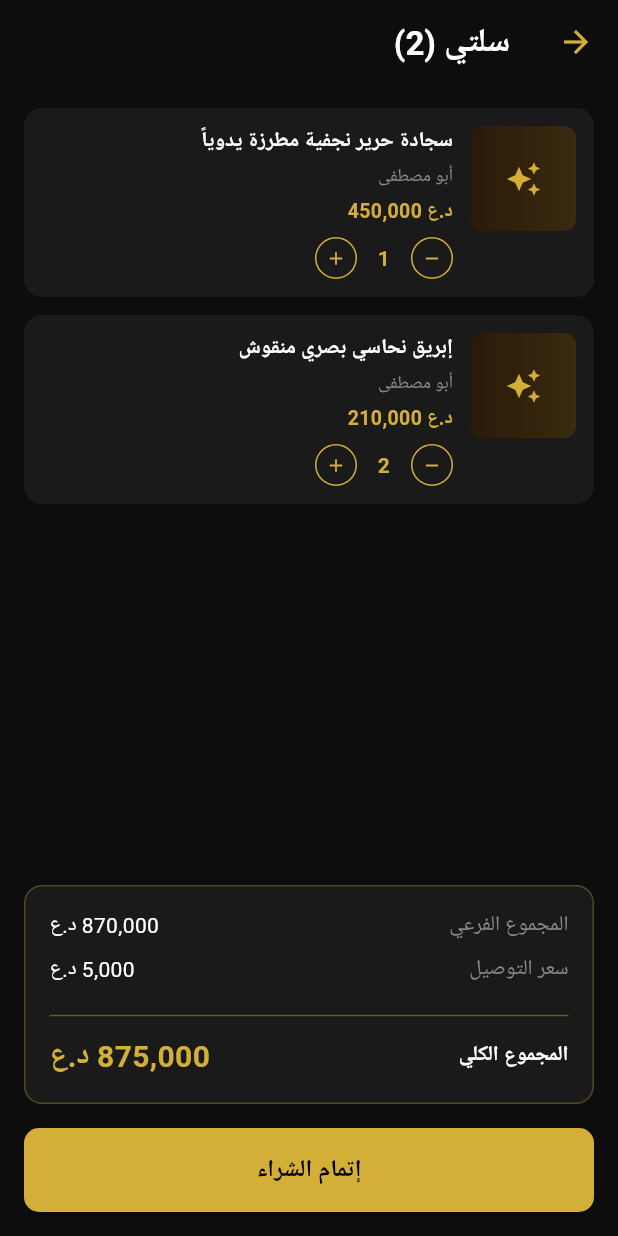
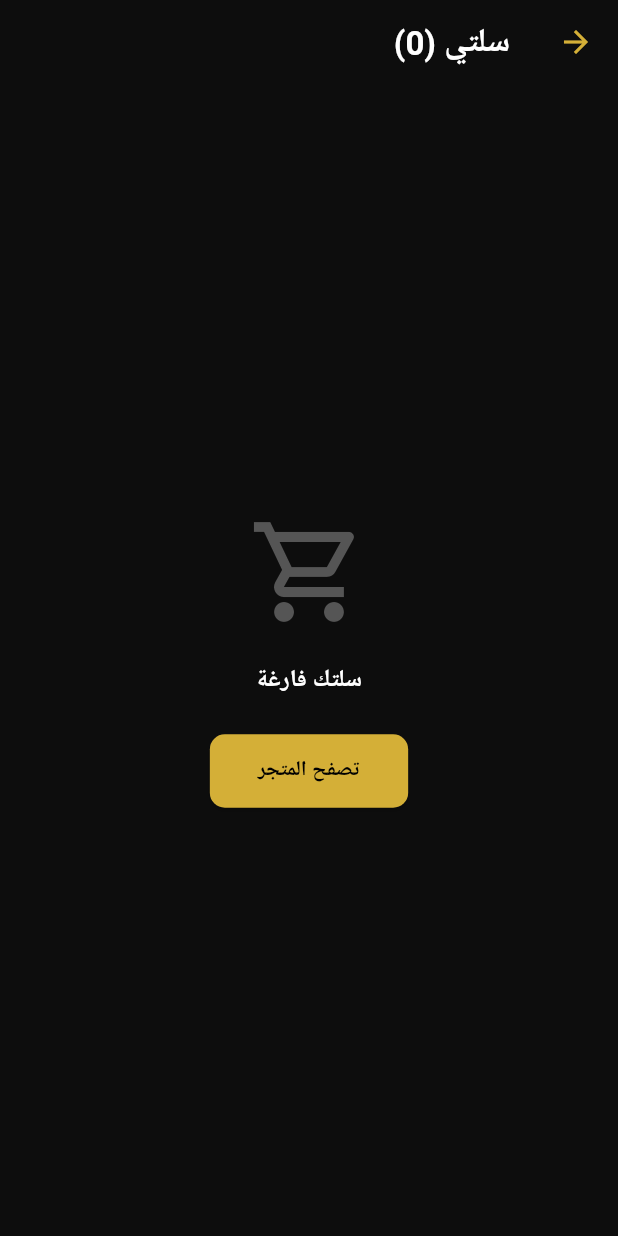
Before and after one commit to btar457/AL_HIRFA, a Flutter app: the CartScreen screen opened directly, on a phone screen of 412 x 824 dp. Run offline on Flutter 3.47's test engine with Material 3 defaults, Android fonts, the phone set to English and light mode, and no system bars; our stand-ins replace cloud_firestore, firebase_auth, firebase_core, firebase_messaging, firebase_storage, google_fonts and 1 more; accounts and stored records are empty; Roboto replaces fonts that are missing (Cairo).

Commit message:
ربط cart_screen.dart بـ CartProvider الحقيقي (الخطوة 2 من المرحلة 4)
- cart_screen.dart: حوّلتها إلى StatelessWidget تقرأ CartProvider مباشرة
  (كان لها _CartItem/_items محليان منفصلان تماماً عن CartProvider الذي
  بُني في المرحلة 1 ولم يقرأه أحد حتى الآن). الحذف بالسحب وتغيير الكمية
  يستدعيان cart.removeItem/cart.updateQuantity الحقيقيين، والملخص المالي
  (subtotal/deliveryFee/total) من CartProvider نفسه (يستخدم بالفعل
  AppRules.fixedDeliveryFee).
- product_detail_screen.dart: زر "أضف إلى السلة" أصبح فعلياً يستدعي
  CartProvider.addItem() (بعدد الكمية المختارة)، يعرض تأكيداً، ويعيد
  الكمية إلى 1 — لم يعد TODO معلّقاً بلا أثر.

نطاق مقصود لم يُغطَّ الآن: زر "إتمام الشراء" في السلة لا يزال يمرّر
أول عنصر فقط إلى CheckoutScreen (عبر محوّل MarketplaceProduct كما كان)
لأن CheckoutScreen نفسها لا تدعم عناصر متعددة بعد — إعادة تصميمها لدعم
السلة الكاملة هي المهمة الصريحة للخطوة القادمة (ربط checkout_screen)
وليست جزءاً من ربط السلة بذاتها.

flutter analyze: لا توجد أي مشاكل.

```diff
--- a/lib/screens/customer/cart_screen.dart
+++ b/lib/screens/customer/cart_screen.dart
@@ -1,12 +1,11 @@
 import 'package:flutter/material.dart';
+import 'package:provider/provider.dart';
 import '../../core/constants/colors.dart';
+import '../../models/cart_item.dart';
 import '../../models/marketplace_product.dart';
+import '../../providers/cart_provider.dart';
 import 'checkout_screen.dart';
 import 'customer_nav.dart';
-
-const int _kDeliveryFee = 5000;
-
-int _parsePrice(String price) => int.parse(price.replaceAll(',', ''));
 
 String _formatPrice(int value) {
   final str = value.toString();
@@ -18,30 +17,13 @@ String _formatPrice(int value) {
   return buffer.toString();
 }
 
-class _CartItem {
-  final MarketplaceProduct product;
-  int quantity;
-  _CartItem({required this.product, this.quantity = 1});
-}
-
-class CartScreen extends StatefulWidget {
+class CartScreen extends StatelessWidget {
   const CartScreen({super.key});
-  @override
-  State<CartScreen> createState() => _CartScreenState();
-}
-
-class _CartScreenState extends State<CartScreen> {
-  final List<_CartItem> _items = [
-    _CartItem(product: const MarketplaceProduct(name: 'سجادة حرير نجفية مطرزة يدوياً', price: '450,000', city: 'نجف', cityTag: 'NAJAF SILK')),
-    _CartItem(product: const MarketplaceProduct(name: 'إبريق نحاسي بصري منقوش', price: '210,000', city: 'بصرة', cityTag: 'BASRA COPPER'), quantity: 2),
-  ];
-
-  int get _subtotal => _items.fold(0, (sum, item) => sum + _parsePrice(item.product.price) * item.quantity);
-
-  void _removeItem(_CartItem item) => setState(() => _items.remove(item));
 
   @override
   Widget build(BuildContext context) {
+    final cart = context.watch<CartProvider>();
+
     return Directionality(
       textDirection: TextDirection.rtl,
       child: Scaffold(
@@ -49,14 +31,14 @@ class _CartScreenState extends State<CartScreen> {
         appBar: AppBar(
           backgroundColor: AppColors.background,
           iconTheme: const IconThemeData(color: AppColors.gold),
-          title: Text('سلتي (${_items.length})', style: const TextStyle(color: AppColors.text, fontWeight: FontWeight.bold)),
+          title: Text('سلتي (${cart.itemCount})', style: const TextStyle(color: AppColors.text, fontWeight: FontWeight.bold)),
         ),
-        body: _items.isEmpty ? _buildEmptyState() : _buildCartBody(),
+        body: cart.items.isEmpty ? _buildEmptyState(context) : _buildCartBody(context, cart),
       ),
     );
   }
 
-  Widget _buildEmptyState() {
+  Widget _buildEmptyState(BuildContext context) {
     return Center(
       child: Padding(
         padding: const EdgeInsets.all(24),
@@ -78,29 +60,32 @@ class _CartScreenState extends State<CartScreen> {
     );
   }
 
-  Widget _buildCartBody() {
-    final total = _subtotal + _kDeliveryFee;
+  Widget _buildCartBody(BuildContext context, CartProvider cart) {
     return Column(
       children: [
         Expanded(
           child: ListView.builder(
             padding: const EdgeInsets.all(16),
-            itemCount: _items.length,
-            itemBuilder: (context, i) => _buildCartItemCard(_items[i]),
+            itemCount: cart.items.length,
+            itemBuilder: (context, i) => _buildCartItemCard(context, cart, cart.items[i]),
           ),
         ),
         Padding(
           padding: const EdgeInsets.fromLTRB(16, 0, 16, 16),
           child: Column(
             children: [
-              _buildSummaryCard(total),
+              _buildSummaryCard(cart),
               const SizedBox(height: 16),
               SizedBox(
                 height: 56,
                 width: double.infinity,
                 child: ElevatedButton(
                   style: ElevatedButton.styleFrom(backgroundColor: AppColors.gold, foregroundColor: Colors.black, shape: RoundedRectangleBorder(borderRadius: BorderRadius.circular(10))),
-                  onPressed: () => Navigator.push(context, MaterialPageRoute(builder: (_) => CheckoutScreen(product: _items.first.product))),
+                  onPressed: () {
+                    final product = cart.items.first.product;
+                    final marketplaceProduct = MarketplaceProduct(name: product.name, price: _formatPrice(product.price), city: product.city, cityTag: product.city.toUpperCase());
+                    Navigator.push(context, MaterialPageRoute(builder: (_) => CheckoutScreen(product: marketplaceProduct)));
+                  },
                   child: const Text('إتمام الشراء', style: TextStyle(fontWeight: FontWeight.bold, fontSize: 16)),
                 ),
               ),
@@ -111,11 +96,11 @@ class _CartScreenState extends State<CartScreen> {
     );
   }
 
-  Widget _buildCartItemCard(_CartItem item) {
+  Widget _buildCartItemCard(BuildContext context, CartProvider cart, CartItem item) {
     return Dismissible(
-      key: ValueKey(item.product.name),
+      key: ValueKey(item.product.id),
       direction: DismissDirection.endToStart,
-      onDismissed: (_) => _removeItem(item),
+      onDismissed: (_) => cart.removeItem(item.product.id),
       background: Container(
         margin: const EdgeInsets.only(bottom: 12),
         alignment: Alignment.centerLeft,
@@ -146,15 +131,15 @@ class _CartScreenState extends State<CartScreen> {
                 children: [
                   Text(item.product.name, style: const TextStyle(color: AppColors.text, fontWeight: FontWeight.bold), maxLines: 1, overflow: TextOverflow.ellipsis),
                   const SizedBox(height: 4),
-                  Text('أبو مصطفى', style: TextStyle(color: AppColors.subText, fontSize: 12)),
+                  Text(item.product.artisanName, style: TextStyle(color: AppColors.subText, fontSize: 12)),
                   const SizedBox(height: 4),
-                  Text('د.ع ${item.product.price}', style: const TextStyle(color: AppColors.gold, fontWeight: FontWeight.bold, fontSize: 13)),
+                  Text('د.ع ${_formatPrice(item.product.price)}', style: const TextStyle(color: AppColors.gold, fontWeight: FontWeight.bold, fontSize: 13)),
                   const SizedBox(height: 8),
                   Row(
                     children: [
-                      _quantityButton(icon: Icons.remove, onTap: () => setState(() => item.quantity = item.quantity > 1 ? item.quantity - 1 : 1)),
+                      _quantityButton(icon: Icons.remove, onTap: () => cart.updateQuantity(item.product.id, item.quantity - 1)),
                       SizedBox(width: 36, child: Text('${item.quantity}', textAlign: TextAlign.center, style: const TextStyle(color: AppColors.gold, fontWeight: FontWeight.bold))),
-                      _quantityButton(icon: Icons.add, onTap: () => setState(() => item.quantity++)),
+                      _quantityButton(icon: Icons.add, onTap: () => cart.updateQuantity(item.product.id, item.quantity + 1)),
                     ],
                   ),
                 ],
@@ -178,15 +163,15 @@ class _CartScreenState extends State<CartScreen> {
     );
   }
 
-  Widget _buildSummaryCard(int total) {
+  Widget _buildSummaryCard(CartProvider cart) {
     return Container(
       padding: const EdgeInsets.all(16),
       decoration: BoxDecoration(color: AppColors.card, borderRadius: BorderRadius.circular(12), border: Border.all(color: AppColors.gold.withOpacity(0.3))),
       child: Column(
         children: [
-          _summaryRow('المجموع الفرعي', _formatPrice(_subtotal)),
+          _summaryRow('المجموع الفرعي', _formatPrice(cart.subtotal)),
           const SizedBox(height: 8),
-          _summaryRow('سعر التوصيل', _formatPrice(_kDeliveryFee)),
+          _summaryRow('سعر التوصيل', _formatPrice(cart.deliveryFee)),
           const SizedBox(height: 12),
           Divider(color: AppColors.gold.withOpacity(0.4)),
           const SizedBox(height: 4),
@@ -194,7 +179,7 @@ class _CartScreenState extends State<CartScreen> {
             mainAxisAlignment: MainAxisAlignment.spaceBetween,
             children: [
               const Text('المجموع الكلي', style: TextStyle(color: AppColors.text, fontWeight: FontWeight.bold, fontSize: 14)),
-              Text('${_formatPrice(total)} د.ع', style: const TextStyle(color: AppColors.gold, fontWeight: FontWeight.bold, fontSize: 20)),
+              Text('${_formatPrice(cart.total)} د.ع', style: const TextStyle(color: AppColors.gold, fontWeight: FontWeight.bold, fontSize: 20)),
             ],
           ),
         ],
```
Also changed, not shown: lib/screens/customer/product_detail_screen.dart (+11 -3 lines).
